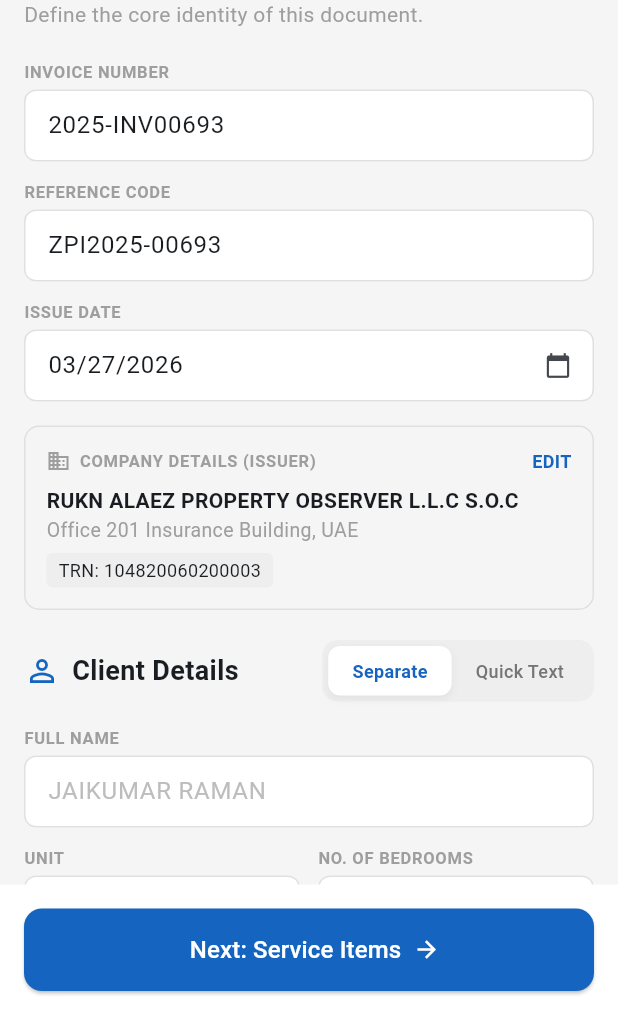
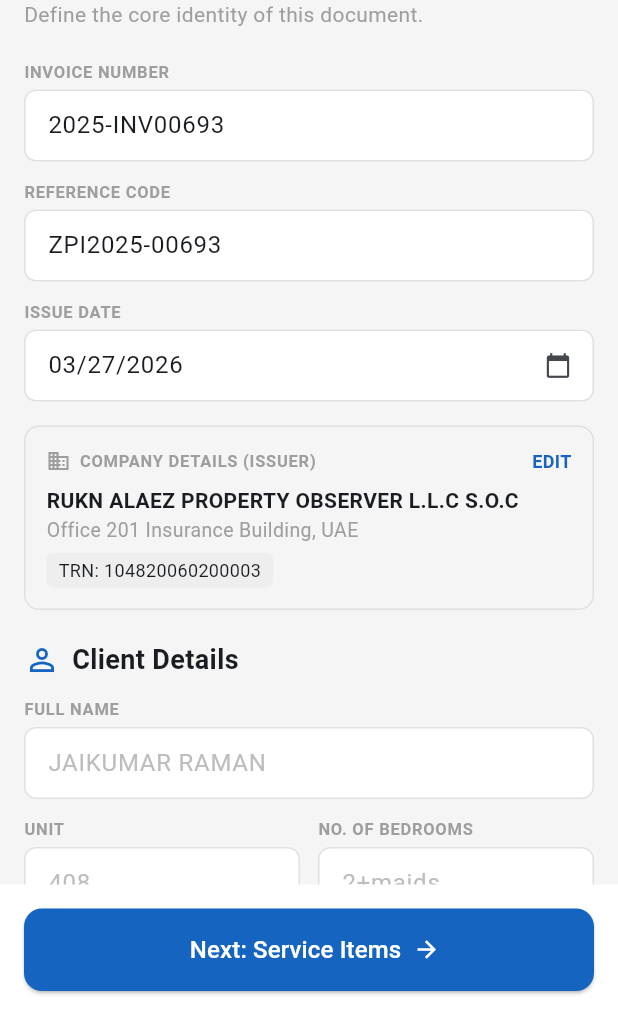
Before and after one commit to saifxproductions/dxb-office-work, a Flutter app: the screen it shows after launch, on a phone screen of 412 x 824 dp, the part 221-1236 px from its top. Run offline on Flutter 3.47's test engine with Material 3 defaults, Android fonts, the phone set to English and light mode, and no system bars; our stand-ins replace pdf, share_plus.

Commit message:
workibng good

```diff
--- a/lib/invoice_model.dart
+++ b/lib/invoice_model.dart
@@ -34,8 +34,6 @@ class InvoiceModel {
   String phoneNo;
   String sqft;
   List<Map<String, String>> additionalClientFields;
-  bool useRichTextClientDetails;
-  String richTextClientDetails;
 
   // Step 2 - Service Items
   List<ServiceItem> serviceItems;
@@ -79,8 +77,6 @@ class InvoiceModel {
     this.bankName = 'RAK',
     this.branchName = 'Rak BankEmaar BussinnessPark',
     this.vatRate = 5.0,
-    this.useRichTextClientDetails = false,
-    this.richTextClientDetails = '',
   })  : issueDate = issueDate ?? DateTime.now(),
         additionalClientFields = additionalClientFields ?? [],
         serviceItems = serviceItems ??
--- a/lib/pdf_generator_service.dart
+++ b/lib/pdf_generator_service.dart
@@ -927,24 +927,17 @@ class PdfGeneratorService {
                           child: pw.Column(
                             crossAxisAlignment: pw.CrossAxisAlignment.start,
                             children: [
-                              pw.Text('CLIENT DETAILS:',
-                                  style: pw.TextStyle(fontWeight: pw.FontWeight.bold, fontSize: 10, color: pdfMutedSlate)),
+                              pw.Text('CLIENT DETAILS:', style: pw.TextStyle(fontWeight: pw.FontWeight.bold, fontSize: 10, color: pdfMutedSlate)),
                               pw.SizedBox(height: 5),
-                              if (invoice.useRichTextClientDetails)
-                                _buildRichText(invoice.richTextClientDetails, const pw.TextStyle(fontSize: 9))
-                              else ...[
-                                pw.Text(invoice.clientName.toUpperCase(),
-                                    style: pw.TextStyle(fontWeight: pw.FontWeight.bold, fontSize: 12, color: pdfDarkSlate)),
+                              pw.Text(invoice.clientName.toUpperCase(), style: pw.TextStyle(fontWeight: pw.FontWeight.bold, fontSize: 12, color: pdfDarkSlate)),
                               pw.Text('UNIT - ${invoice.unit}', style: pw.TextStyle(fontWeight: pw.FontWeight.bold, fontSize: 9)),
-                                pw.Text('Location: ${invoice.location}',
-                                    style: pw.TextStyle(fontWeight: pw.FontWeight.bold, fontSize: 9)),
+                              pw.Text('Location: ${invoice.location}', style: pw.TextStyle(fontWeight: pw.FontWeight.bold, fontSize: 9)),
                               pw.Text('Email: ${invoice.email}', style: const pw.TextStyle(fontSize: 9)),
                               pw.Text('Sqft: ${invoice.sqft}', style: const pw.TextStyle(fontSize: 9)),
                               // RESTORED: Additional Client Fields Loop
                               ...invoice.additionalClientFields
                                   .where((f) => f['label']!.isNotEmpty || f['value']!.isNotEmpty)
                                   .map((f) => pw.Text('${f['label']}: ${f['value']}', style: const pw.TextStyle(fontSize: 9))),
-                              ],
                             ],
                           ),
                         ),
@@ -1099,35 +1092,6 @@ class PdfGeneratorService {
     );
   }
 
-  static pw.Widget _buildRichText(String text, pw.TextStyle baseStyle) {
-    if (text.isEmpty) return pw.SizedBox();
-
-    final List<pw.TextSpan> spans = [];
-    final RegExp regExp = RegExp(r'\*\*(.*?)\*\*');
-
-    int lastMatchEnd = 0;
-    for (final Match match in regExp.allMatches(text)) {
-      if (match.start > lastMatchEnd) {
-        spans.add(pw.TextSpan(text: text.substring(lastMatchEnd, match.start)));
-      }
-      spans.add(pw.TextSpan(
-        text: match.group(1),
-        style: pw.TextStyle(fontWeight: pw.FontWeight.bold, fontSize: 9),
-      ));
-      lastMatchEnd = match.end;
-    }
-
-    if (lastMatchEnd < text.length) {
-      spans.add(pw.TextSpan(text: text.substring(lastMatchEnd)));
-    }
-
-    return pw.RichText(
-      text: pw.TextSpan(
-        style: baseStyle,
-        children: spans,
-      ),
-    );
-  }
 
   static pw.Widget _bankRow(String label, String value) {
     return pw.Padding(
--- a/lib/step1_invoice_details.dart
+++ b/lib/step1_invoice_details.dart
@@ -24,8 +24,6 @@ class _Step1InvoiceDetailsState extends State<Step1InvoiceDetails> {
   late TextEditingController _emailCtrl;
   late TextEditingController _phoneCtrl;
   late TextEditingController _sqftCtrl;
-  late TextEditingController _richTextClientDetailsCtrl;
-  bool _useRichTextMode = false;
 
   final List<Map<String, TextEditingController>> _additionalFieldControllers = [];
 
@@ -43,8 +41,6 @@ class _Step1InvoiceDetailsState extends State<Step1InvoiceDetails> {
     _emailCtrl = TextEditingController(text: _invoice.email);
     _phoneCtrl = TextEditingController(text: _invoice.phoneNo);
     _sqftCtrl = TextEditingController(text: _invoice.sqft);
-    _richTextClientDetailsCtrl = TextEditingController(text: _invoice.richTextClientDetails);
-    _useRichTextMode = _invoice.useRichTextClientDetails;
   }
 
   @override
@@ -59,7 +55,6 @@ class _Step1InvoiceDetailsState extends State<Step1InvoiceDetails> {
     _emailCtrl.dispose();
     _phoneCtrl.dispose();
     _sqftCtrl.dispose();
-    _richTextClientDetailsCtrl.dispose();
     super.dispose();
   }
 
@@ -105,8 +100,6 @@ class _Step1InvoiceDetailsState extends State<Step1InvoiceDetails> {
       _invoice.email = _emailCtrl.text.trim();
       _invoice.phoneNo = _phoneCtrl.text.trim();
       _invoice.sqft = _sqftCtrl.text.trim();
-      _invoice.useRichTextClientDetails = _useRichTextMode;
-      _invoice.richTextClientDetails = _richTextClientDetailsCtrl.text.trim();
 
       _invoice.additionalClientFields = _additionalFieldControllers.map((m) {
         return {
@@ -336,10 +329,6 @@ class _Step1InvoiceDetailsState extends State<Step1InvoiceDetails> {
                     const SizedBox(height: 20),
 
                     // Client Details
-                    // Client Details Header & Toggle
-                    Row(
-                      mainAxisAlignment: MainAxisAlignment.spaceBetween,
-                      children: [
                     Row(
                       children: [
                         const Icon(Icons.person_outline,
@@ -354,69 +343,8 @@ class _Step1InvoiceDetailsState extends State<Step1InvoiceDetails> {
                         ),
                       ],
                     ),
-                        // Modern Toggle
-                        Container(
-                          padding: const EdgeInsets.all(4),
-                          decoration: BoxDecoration(
-                            color: Colors.grey[200],
-                            borderRadius: BorderRadius.circular(10),
-                          ),
-                          child: Row(
-                            children: [
-                              _buildToggleButton(
-                                "Separate",
-                                !_useRichTextMode,
-                                () => setState(() => _useRichTextMode = false),
-                              ),
-                              _buildToggleButton(
-                                "Quick Text",
-                                _useRichTextMode,
-                                () => setState(() => _useRichTextMode = true),
-                              ),
-                            ],
-                          ),
-                        ),
-                      ],
-                    ),
-                    const SizedBox(height: 16),
+                    const SizedBox(height: 12),
 
-                    if (_useRichTextMode) ...[
-                      Row(
-                        mainAxisAlignment: MainAxisAlignment.spaceBetween,
-                        children: [
-                          _buildLabel('ALL CLIENT DETAILS (PASTE HERE)'),
-                          TextButton.icon(
-                            onPressed: () {
-                              final text = _richTextClientDetailsCtrl.text;
-                              final selection = _richTextClientDetailsCtrl.selection;
-                              if (selection.isValid && !selection.isCollapsed) {
-                                final selectedText = text.substring(selection.start, selection.end);
-                                final newText = text.replaceRange(selection.start, selection.end, '**$selectedText**');
-                                _richTextClientDetailsCtrl.text = newText;
-                                _richTextClientDetailsCtrl.selection = TextSelection.collapsed(offset: selection.start + 2 + selectedText.length + 2);
-                              } else {
-                                final newText = text + ' ****';
-                                _richTextClientDetailsCtrl.text = newText;
-                                _richTextClientDetailsCtrl.selection = TextSelection.collapsed(offset: newText.length - 2);
-                              }
-                            },
-                            icon: const Icon(Icons.format_bold, size: 18),
-                            label: const Text('Bold'),
-                            style: TextButton.styleFrom(
-                              foregroundColor: const Color(0xFF1565C0),
-                              padding: const EdgeInsets.symmetric(horizontal: 8),
-                              visualDensity: VisualDensity.compact,
-                            ),
-                          ),
-                        ],
-                      ),
-                      _buildTextField(
-                        controller: _richTextClientDetailsCtrl,
-                        hint: 'Type or Paste Client Details here...\nUse Bold button to highlight.',
-                        maxLines: 10,
-                      ),
-                      const SizedBox(height: 12),
-                    ] else ...[
                     _buildLabel('FULL NAME'),
                     _buildTextField(
                       controller: _clientNameCtrl,
@@ -556,7 +484,6 @@ class _Step1InvoiceDetailsState extends State<Step1InvoiceDetails> {
                       'User Can Add More dynamic Fields About Clients',
                       style: TextStyle(color: Colors.grey, fontSize: 12),
                     ),
-                    ],
                     const SizedBox(height: 80),
                   ],
                 ),
@@ -696,34 +623,4 @@ class _Step1InvoiceDetailsState extends State<Step1InvoiceDetails> {
       ),
     );
   }
-
-  Widget _buildToggleButton(String text, bool isSelected, VoidCallback onTap) {
-    return GestureDetector(
-      onTap: onTap,
-      child: Container(
-        padding: const EdgeInsets.symmetric(horizontal: 16, vertical: 8),
-        decoration: BoxDecoration(
-          color: isSelected ? Colors.white : Colors.transparent,
-          borderRadius: BorderRadius.circular(8),
-          boxShadow: isSelected
-              ? [
-                  BoxShadow(
-                    color: Colors.black.withOpacity(0.05),
-                    blurRadius: 4,
-                    offset: const Offset(0, 2),
-                  )
-                ]
-              : [],
-        ),
-        child: Text(
-          text,
-          style: TextStyle(
-            fontSize: 12,
-            fontWeight: isSelected ? FontWeight.bold : FontWeight.w500,
-            color: isSelected ? const Color(0xFF1565C0) : Colors.grey[600],
-          ),
-        ),
-      ),
-    );
 }
-}
```
Lines whose indentation alone changed are shown as unchanged.
